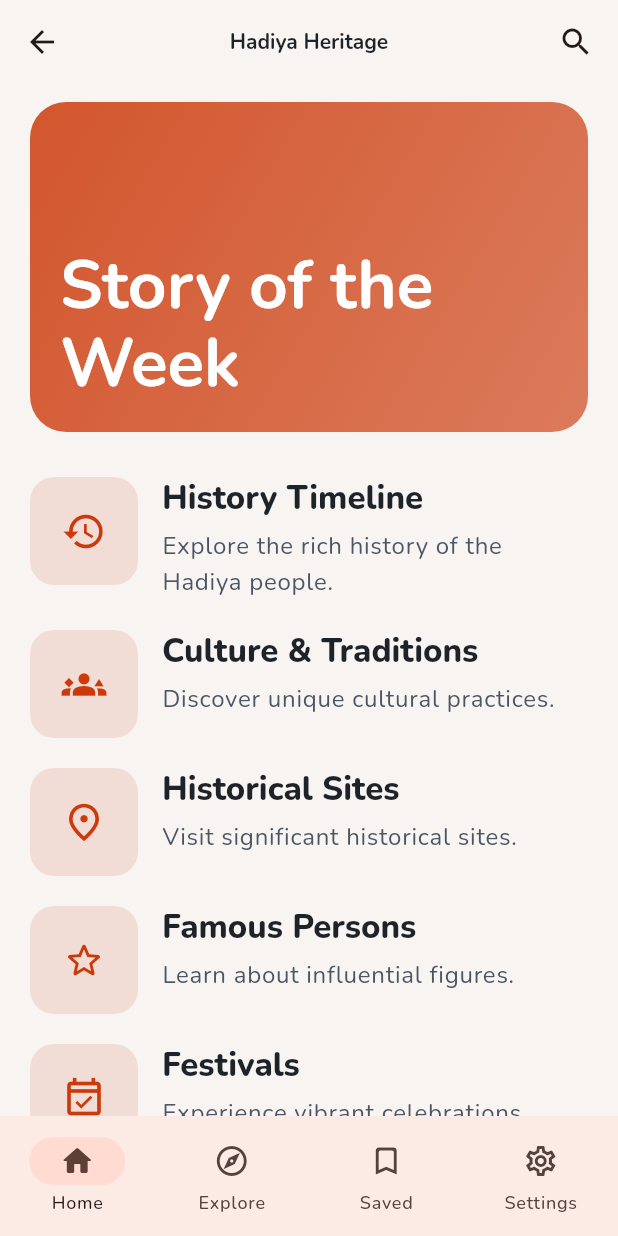
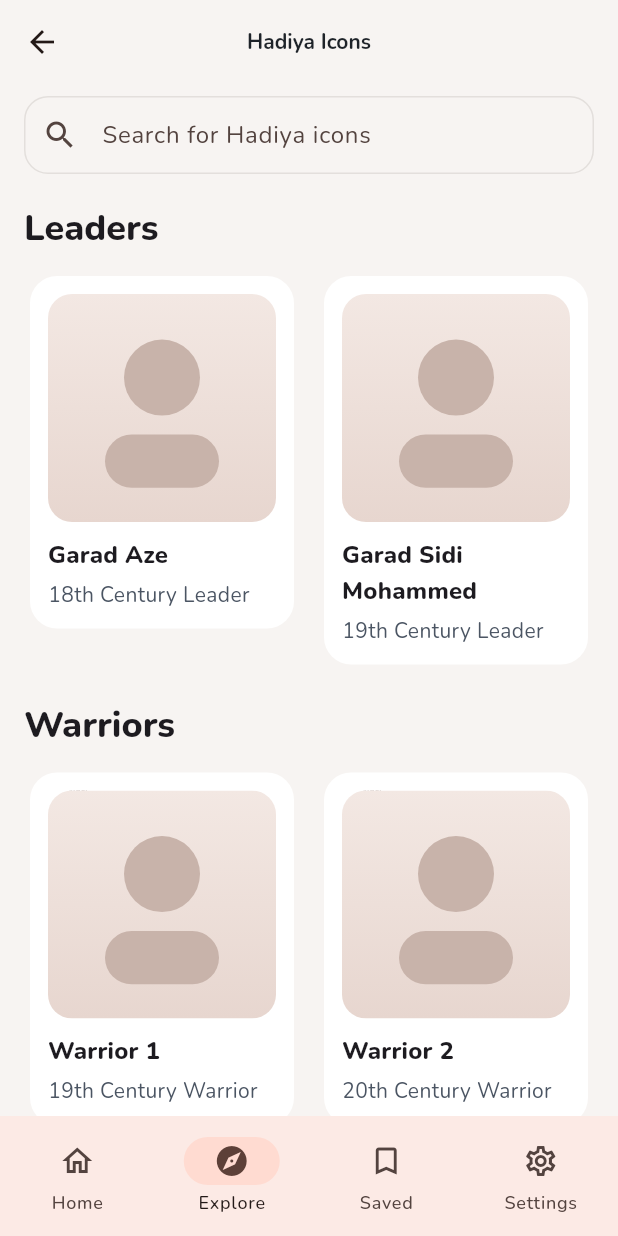
Before and after one commit to samitad2024/Visit_Hadiya, a Flutter app: the _HomeView screen opened directly, after a tap on "Famous Persons", on a phone screen of 412 x 824 dp. Run offline on Flutter 3.47's test engine with Material 3 defaults, Android fonts, the phone set to English and light mode, and no system bars; our stand-ins replace device_preview, flutter_svg, google_fonts.

Commit message:
feat(icons): add icons module (model, mock repo, controller, list/detail screens, localization, routing) and placeholder portrait

```diff
--- /dev/null
+++ b/lib/controllers/icons_controller.dart
@@ -0,0 +1,33 @@
+import 'package:flutter/foundation.dart' show ChangeNotifier;
+
+import '../data/mock/mock_icons_repository.dart';
+import '../models/person_icon.dart';
+
+class IconsController extends ChangeNotifier {
+  final MockIconsRepository _repo;
+  IconsController({MockIconsRepository? repo})
+    : _repo = repo ?? MockIconsRepository();
+
+  List<PersonIcon> _all = const [];
+  String _query = '';
+
+  void load() {
+    _all = _repo.fetchIcons();
+    notifyListeners();
+  }
+
+  void setQuery(String q) {
+    _query = q.trim().toLowerCase();
+    notifyListeners();
+  }
+
+  List<PersonIcon> get leaders => _filtered(IconCategory.leader);
+  List<PersonIcon> get warriors => _filtered(IconCategory.warrior);
+  List<PersonIcon> get cultural => _filtered(IconCategory.cultural);
+
+  List<PersonIcon> _filtered(IconCategory category) {
+    final list = _all.where((e) => e.category == category).toList();
+    if (_query.isEmpty) return list;
+    return list.where((e) => e.nameKey.toLowerCase().contains(_query)).toList();
+  }
+}
--- /dev/null
+++ b/lib/data/mock/mock_icons_repository.dart
@@ -0,0 +1,53 @@
+import '../../models/person_icon.dart';
+
+class MockIconsRepository {
+  List<PersonIcon> fetchIcons() {
+    return const [
+      // Leaders
+      PersonIcon(
+        id: 'garad_aze',
+        nameKey: 'icon_garad_aze',
+        subtitleKey: 'icon_leader_18c',
+        imageAsset: 'assets/images/portrait_placeholder.svg',
+        category: IconCategory.leader,
+      ),
+      PersonIcon(
+        id: 'garad_sidi_mohammed',
+        nameKey: 'icon_garad_sidi_mohammed',
+        subtitleKey: 'icon_leader_19c',
+        imageAsset: 'assets/images/portrait_placeholder.svg',
+        category: IconCategory.leader,
+      ),
+      // Warriors
+      PersonIcon(
+        id: 'warrior_1',
+        nameKey: 'icon_warrior_1',
+        subtitleKey: 'icon_warrior_19c',
+        imageAsset: 'assets/images/portrait_placeholder.svg',
+        category: IconCategory.warrior,
+      ),
+      PersonIcon(
+        id: 'warrior_2',
+        nameKey: 'icon_warrior_2',
+        subtitleKey: 'icon_warrior_20c',
+        imageAsset: 'assets/images/portrait_placeholder.svg',
+        category: IconCategory.warrior,
+      ),
+      // Cultural Icons
+      PersonIcon(
+        id: 'cultural_1',
+        nameKey: 'icon_cultural_1',
+        subtitleKey: 'icon_cultural_20c',
+        imageAsset: 'assets/images/portrait_placeholder.svg',
+        category: IconCategory.cultural,
+      ),
+      PersonIcon(
+        id: 'cultural_2',
+        nameKey: 'icon_cultural_2',
+        subtitleKey: 'icon_cultural_21c',
+        imageAsset: 'assets/images/portrait_placeholder.svg',
+        category: IconCategory.cultural,
+      ),
+    ];
+  }
+}
--- a/lib/l10n/app_localizations.dart
+++ b/lib/l10n/app_localizations.dart
@@ -218,6 +218,72 @@ class AppLocalizations {
       'en':
           'Society is organized around clans (gosa) and the Sera system of roles and responsibilities.',
     },
+    // Icons (Leaders, Warriors, Cultural Icons)
+    'icons_title': {
+      'hdy': 'Hadiya Icons',
+      'am': 'የሐዲያ ታላቅ ፊጣሪዎች',
+      'en': 'Hadiya Icons',
+    },
+    'icons_search_hint': {
+      'hdy': 'Search for Hadiya icons',
+      'am': 'ለሐዲያ ፊጣሪዎች ይፈልጉ',
+      'en': 'Search for Hadiya icons',
+    },
+    'icons_leaders': {'hdy': 'Leaders', 'am': 'መሪዎች', 'en': 'Leaders'},
+    'icons_warriors': {'hdy': 'Warriors', 'am': 'ተዋጊዎች', 'en': 'Warriors'},
+    'icons_cultural': {
+      'hdy': 'Cultural Icons',
+      'am': 'የባህል ፊጣሪዎች',
+      'en': 'Cultural Icons',
+    },
+    'icon_garad_aze': {'hdy': 'Garad Aze', 'am': 'ጋራድ አዜ', 'en': 'Garad Aze'},
+    'icon_garad_sidi_mohammed': {
+      'hdy': 'Garad Sidi Mohammed',
+      'am': 'ጋራድ ሲዲ መሐመድ',
+      'en': 'Garad Sidi Mohammed',
+    },
+    'icon_warrior_1': {'hdy': 'Warrior 1', 'am': 'ተዋጊ 1', 'en': 'Warrior 1'},
+    'icon_warrior_2': {'hdy': 'Warrior 2', 'am': 'ተዋጊ 2', 'en': 'Warrior 2'},
+    'icon_cultural_1': {
+      'hdy': 'Cultural Icon 1',
+      'am': 'የባህል ፊጣሪ 1',
+      'en': 'Cultural Icon 1',
+    },
+    'icon_cultural_2': {
+      'hdy': 'Cultural Icon 2',
+      'am': 'የባህል ፊጣሪ 2',
+      'en': 'Cultural Icon 2',
+    },
+    'icon_leader_18c': {
+      'hdy': '18th Century Leader',
+      'am': 'የ18ኛው ክ/ዘመን መሪ',
+      'en': '18th Century Leader',
+    },
+    'icon_leader_19c': {
+      'hdy': '19th Century Leader',
+      'am': 'የ19ኛው ክ/ዘመን መሪ',
+      'en': '19th Century Leader',
+    },
+    'icon_warrior_19c': {
+      'hdy': '19th Century Warrior',
+      'am': 'የ19ኛው ክ/ዘመን ተዋጊ',
+      'en': '19th Century Warrior',
+    },
+    'icon_warrior_20c': {
+      'hdy': '20th Century Warrior',
+      'am': 'የ20ኛው ክ/ዘመን ተዋጊ',
+      'en': '20th Century Warrior',
+    },
+    'icon_cultural_20c': {
+      'hdy': '20th Century Icon',
+      'am': 'የ20ኛው ክ/ዘመን ፊጣሪ',
+      'en': '20th Century Icon',
+    },
+    'icon_cultural_21c': {
+      'hdy': '21st Century Icon',
+      'am': 'የ21ኛው ክ/ዘመን ፊጣሪ',
+      'en': '21st Century Icon',
+    },
   };
 
   String t(String key) =>
--- a/lib/main.dart
+++ b/lib/main.dart
@@ -8,6 +8,7 @@ import 'l10n/app_localizations.dart';
 import 'ui/screens/welcome_screen.dart';
 import 'ui/screens/history_timeline_screen.dart';
 import 'ui/screens/culture_screen.dart';
+import 'ui/screens/icons_screen.dart';
 
 void main() {
   runApp(
@@ -45,6 +46,7 @@ class HadiyaHeritageApp extends StatelessWidget {
             routes: {
               '/history': (_) => const HistoryTimelineScreen(),
               '/culture': (_) => const CultureScreen(),
+              '/icons': (_) => const IconsScreen(),
             },
             home: const WelcomeScreen(),
           );
--- /dev/null
+++ b/lib/models/person_icon.dart
@@ -0,0 +1,17 @@
+enum IconCategory { leader, warrior, cultural }
+
+class PersonIcon {
+  final String id;
+  final String nameKey; // localization key
+  final String subtitleKey; // localization key
+  final String imageAsset;
+  final IconCategory category;
+
+  const PersonIcon({
+    required this.id,
+    required this.nameKey,
+    required this.subtitleKey,
+    required this.imageAsset,
+    required this.category,
+  });
+}
--- a/lib/ui/screens/home_screen.dart
+++ b/lib/ui/screens/home_screen.dart
@@ -105,6 +105,8 @@ class _HomeView extends StatelessWidget {
                   Navigator.of(context).pushNamed('/history');
                 } else if (c.id == 'culture') {
                   Navigator.of(context).pushNamed('/culture');
+                } else if (c.id == 'persons') {
+                  Navigator.of(context).pushNamed('/icons');
                 }
               },
             ),
--- /dev/null
+++ b/lib/ui/screens/icon_detail_screen.dart
@@ -0,0 +1,42 @@
+import 'package:flutter/material.dart';
+import 'package:flutter_svg/flutter_svg.dart';
+
+class IconDetailScreen extends StatelessWidget {
+  const IconDetailScreen({
+    super.key,
+    required this.title,
+    required this.subtitle,
+    required this.asset,
+  });
+  final String title;
+  final String subtitle;
+  final String asset;
+
+  @override
+  Widget build(BuildContext context) {
+    return Scaffold(
+      appBar: AppBar(title: Text(title)),
+      body: ListView(
+        padding: const EdgeInsets.all(16),
+        children: [
+          ClipRRect(
+            borderRadius: BorderRadius.circular(16),
+            child: AspectRatio(
+              aspectRatio: 1,
+              child: SvgPicture.asset(asset, fit: BoxFit.cover),
+            ),
+          ),
+          const SizedBox(height: 16),
+          Text(
+            title,
+            style: Theme.of(
+              context,
+            ).textTheme.headlineSmall?.copyWith(fontWeight: FontWeight.w800),
+          ),
+          const SizedBox(height: 8),
+          Text(subtitle, style: Theme.of(context).textTheme.bodyLarge),
+        ],
+      ),
+    );
+  }
+}
--- /dev/null
+++ b/lib/ui/screens/icons_screen.dart
@@ -0,0 +1,169 @@
+import 'package:flutter/material.dart';
+import 'package:flutter_svg/flutter_svg.dart';
+import 'package:provider/provider.dart';
+
+import '../../controllers/icons_controller.dart';
+import '../../l10n/app_localizations.dart';
+import '../../models/person_icon.dart';
+import 'icon_detail_screen.dart';
+
+class IconsScreen extends StatelessWidget {
+  const IconsScreen({super.key});
+
+  @override
+  Widget build(BuildContext context) {
+    return ChangeNotifierProvider(
+      create: (_) => IconsController()..load(),
+      child: const _IconsView(),
+    );
+  }
+}
+
+class _IconsView extends StatelessWidget {
+  const _IconsView();
+  @override
+  Widget build(BuildContext context) {
+    final loc = AppLocalizations.of(context);
+    final controller = context.watch<IconsController>();
+    return Scaffold(
+      appBar: AppBar(title: Text(loc.t('icons_title'))),
+      bottomNavigationBar: NavigationBar(
+        selectedIndex: 1,
+        destinations: [
+          NavigationDestination(icon: Icon(Icons.home_outlined), label: 'Home'),
+          NavigationDestination(icon: Icon(Icons.explore), label: 'Explore'),
+          NavigationDestination(
+            icon: Icon(Icons.bookmark_border),
+            label: 'Saved',
+          ),
+          NavigationDestination(
+            icon: Icon(Icons.settings_outlined),
+            label: 'Settings',
+          ),
+        ],
+      ),
+      body: ListView(
+        padding: const EdgeInsets.fromLTRB(16, 8, 16, 24),
+        children: [
+          TextField(
+            onChanged: controller.setQuery,
+            decoration: InputDecoration(
+              prefixIcon: const Icon(Icons.search),
+              hintText: loc.t('icons_search_hint'),
+            ),
+          ),
+          const SizedBox(height: 20),
+          _Section(title: loc.t('icons_leaders'), items: controller.leaders),
+          const SizedBox(height: 20),
+          _Section(title: loc.t('icons_warriors'), items: controller.warriors),
+          const SizedBox(height: 20),
+          _Section(title: loc.t('icons_cultural'), items: controller.cultural),
+        ],
+      ),
+    );
+  }
+}
+
+class _Section extends StatelessWidget {
+  const _Section({required this.title, required this.items});
+  final String title;
+  final List<PersonIcon> items;
+
+  @override
+  Widget build(BuildContext context) {
+    final loc = AppLocalizations.of(context);
+    return Column(
+      crossAxisAlignment: CrossAxisAlignment.start,
+      children: [
+        Text(
+          title,
+          style: Theme.of(
+            context,
+          ).textTheme.headlineSmall?.copyWith(fontWeight: FontWeight.w800),
+        ),
+        const SizedBox(height: 12),
+        LayoutBuilder(
+          builder: (context, constraints) {
+            final isWide = constraints.maxWidth > 520;
+            final crossAxisCount = isWide ? 3 : 2;
+            final width =
+                (constraints.maxWidth - (crossAxisCount - 1) * 12) /
+                crossAxisCount;
+            return Wrap(
+              spacing: 12,
+              runSpacing: 12,
+              children: [
+                for (final p in items)
+                  SizedBox(
+                    width: width,
+                    child: _IconTile(
+                      name: loc.t(p.nameKey),
+                      subtitle: loc.t(p.subtitleKey),
+                      asset: p.imageAsset,
+                      onTap: () => Navigator.of(context).push(
+                        MaterialPageRoute(
+                          builder: (_) => IconDetailScreen(
+                            title: loc.t(p.nameKey),
+                            subtitle: loc.t(p.subtitleKey),
+                            asset: p.imageAsset,
+                          ),
+                        ),
+                      ),
+                    ),
+                  ),
+              ],
+            );
+          },
+        ),
+      ],
+    );
+  }
+}
+
+class _IconTile extends StatelessWidget {
+  const _IconTile({
+    required this.name,
+    required this.subtitle,
+    required this.asset,
+    required this.onTap,
+  });
+  final String name;
+  final String subtitle;
+  final String asset;
+  final VoidCallback onTap;
+
+  @override
+  Widget build(BuildContext context) {
+    return Card(
+      elevation: 0,
+      child: InkWell(
+        borderRadius: BorderRadius.circular(16),
+        onTap: onTap,
+        child: Padding(
+          padding: const EdgeInsets.all(12.0),
+          child: Column(
+            crossAxisAlignment: CrossAxisAlignment.start,
+            children: [
+              ClipRRect(
+                borderRadius: BorderRadius.circular(16),
+                child: AspectRatio(
+                  aspectRatio: 1,
+                  child: SvgPicture.asset(asset, fit: BoxFit.cover),
+                ),
+              ),
+              const SizedBox(height: 10),
+              Text(
+                name,
+                style: Theme.of(
+                  context,
+                ).textTheme.titleMedium?.copyWith(fontWeight: FontWeight.w800),
+              ),
+              const SizedBox(height: 4),
+              Text(subtitle, style: Theme.of(context).textTheme.bodyMedium),
+            ],
+          ),
+        ),
+      ),
+    );
+  }
+}
```
Also changed, not shown: assets/images/portrait_placeholder.svg (added).
